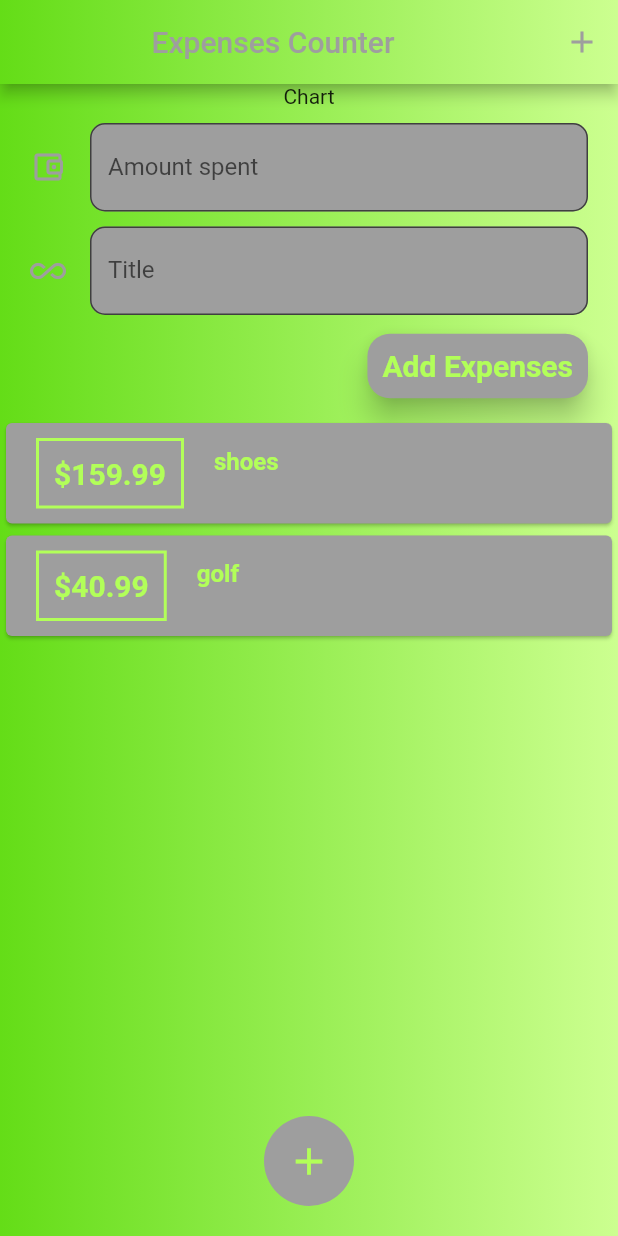
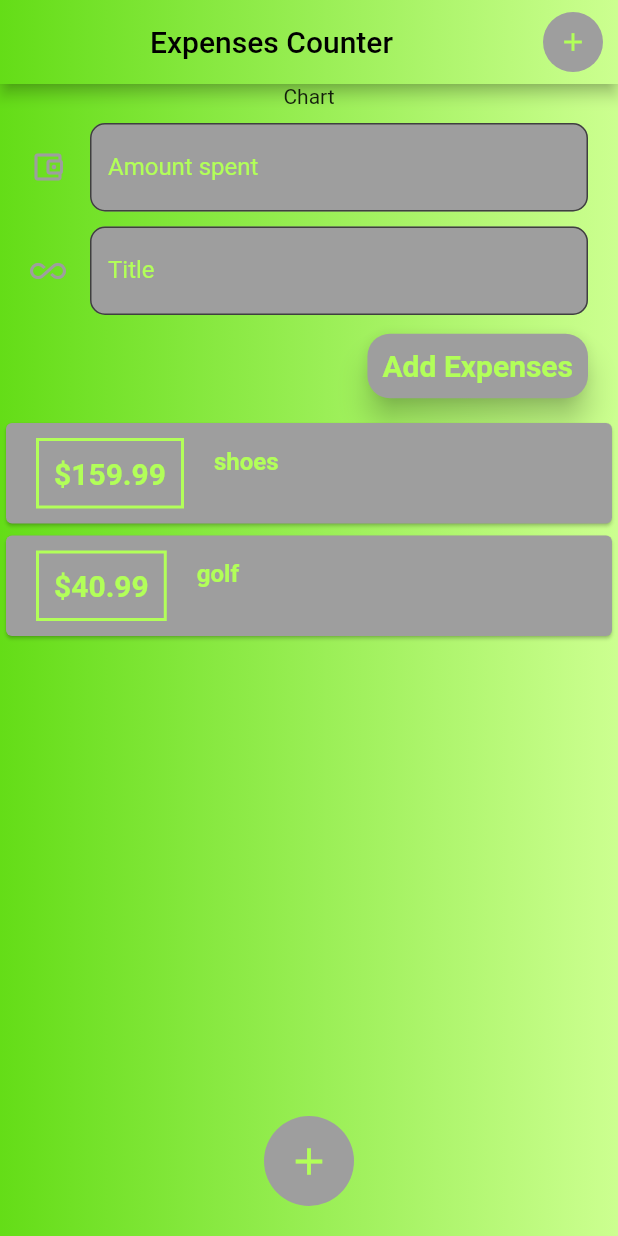
Before and after one commit to budda24/counting_expenses, a Flutter app: the screen it shows after launch, on a phone screen of 412 x 824 dp. Run offline on Flutter 3.47's test engine with Material 2 defaults, Android fonts, the phone set to English and light mode, and no system bars.

Commit message:
refactor: moved logic to main

```diff
--- a/lib/const/const.dart
+++ b/lib/const/const.dart
@@ -7,3 +7,14 @@ const kWhiteColor = Colors.white;
 
 const kTextTitle = TextStyle(fontSize: 20, fontWeight: FontWeight.bold);
 const kMainMargin = EdgeInsets.symmetric(vertical: 10, horizontal: 20);
+
+const kBoxLinearGradient = BoxDecoration(
+    gradient: LinearGradient(
+        colors: [
+          const Color(0xFF64DD17),
+          const Color(0xFFCCFF90),
+        ],
+        begin: const FractionalOffset(0.0, 0.0),
+        end: const FractionalOffset(1.0, 0.0),
+        stops: [0.0, 1.0],
+        tileMode: TileMode.clamp));
--- a/lib/main.dart
+++ b/lib/main.dart
@@ -1,8 +1,10 @@
 import 'package:flutter/material.dart';
 import 'package:flutter_complete_guide/const/const.dart';
+import 'package:flutter_complete_guide/widgets/transaction_list.dart';
 
 import 'models/transaction.dart';
 import 'models/user_transaction.dart';
+import 'new_transaction.dart';
 
 void main() => runApp(MyApp());
 
@@ -10,7 +12,7 @@ class MyApp extends StatelessWidget {
   @override
   Widget build(BuildContext context) {
     return MaterialApp(
-      title: 'Flutter App',
+      title: 'Expenses Counter',
       home: MyHomePage(),
     );
   }
@@ -22,41 +24,34 @@ class MyHomePage extends StatefulWidget {
 }
 
 class _MyHomePageState extends State<MyHomePage> {
+  /*List whitch will be passed to the transaction list constructor*/
+  static final List<Transaction> _listTransactions = [
+    Transaction(amount: 159.99, date: DateTime.now(), id: 't1', title: 'shoes'),
+    Transaction(amount: 40.99, date: DateTime.now(), id: 't2', title: 'golf')
+  ];
+
+  /*to lift stateUp From new_transaction*/
+  void _addNewTransaction(String txTitle, double txAmount) {
+    var tmpTx = Transaction(
+        amount: txAmount, title: txTitle, date: DateTime.now(), id: 't1');
+    setState(() {
+      _listTransactions.add(tmpTx);
+    });
+  }
+
   @override
   Widget build(BuildContext context) {
     return Container(
-      decoration: BoxDecoration(
-        gradient: LinearGradient(
-            colors: [
-              const Color(0xFF64DD17),
-              const Color(0xFFCCFF90),
-            ],
-            begin: const FractionalOffset(0.0, 0.0),
-            end: const FractionalOffset(1.0, 0.0),
-            stops: [0.0, 1.0],
-            tileMode: TileMode.clamp),
-      ),
+      decoration: kBoxLinearGradient,
       child: Scaffold(
         appBar: AppBar(
-          flexibleSpace: Container(
-            decoration: BoxDecoration(
-              gradient: LinearGradient(
-                  colors: [
-                    const Color(0xFF64DD17),
-                    const Color(0xFFCCFF90),
-                  ],
-                  begin: const FractionalOffset(0.0, 0.0),
-                  end: const FractionalOffset(1.0, 0.0),
-                  stops: [0.0, 1.0],
-                  tileMode: TileMode.clamp),
-            ),
-          ),
+          flexibleSpace: Container(decoration: kBoxLinearGradient),
           actions: [
-            IconButton(
-              onPressed: () {},
-              icon: Icon(
-                Icons.add,
-                color: kGreColor,
+            Container(
+              margin: EdgeInsets.only(right: 10),
+              child: IconPlusButton(
+                callBack: () {},
+                iconSize: 20,
               ),
             )
           ],
@@ -64,7 +59,7 @@ class _MyHomePageState extends State<MyHomePage> {
             child: Text(
               'Expenses Counter',
               style: TextStyle(
-                color: kGreColor,
+                color: Colors.black,
               ),
             ),
           ),
@@ -75,24 +70,16 @@ class _MyHomePageState extends State<MyHomePage> {
             crossAxisAlignment: CrossAxisAlignment.center,
             children: [
               Text('Chart'),
-              UserTransaction(),
+              NewTransaction(getTransactionList: _addNewTransaction),
+              TransactionList(
+                listTransactions: _listTransactions,
+              ),
             ],
           ),
         ),
         floatingActionButton: Container(
           margin: EdgeInsets.only(bottom: 20),
-          child: CircleAvatar(
-            radius: 30,
-            backgroundColor: kGreColor,
-            child: IconButton(
-              color: kMainColor,
-              iconSize: 30,
-              onPressed: () {},
-              icon: Icon(
-                Icons.add,
-              ),
-            ),
-          ),
+          child: IconPlusButton(callBack: (){},iconSize: 30,),
         ),
         floatingActionButtonLocation: FloatingActionButtonLocation.centerDocked,
         backgroundColor: Colors.transparent,
@@ -100,3 +87,25 @@ class _MyHomePageState extends State<MyHomePage> {
     );
   }
 }
+
+class IconPlusButton extends StatelessWidget {
+  const IconPlusButton({Key? key, required this.callBack, this.iconSize = 15}) :  super(key: key) ;
+  final Function callBack;
+  final double iconSize;
+
+  @override
+  Widget build(BuildContext context) {
+    return CircleAvatar(
+      radius: iconSize,
+      backgroundColor: kGreColor,
+      child: IconButton(
+        color: kMainColor,
+        iconSize: iconSize,
+        onPressed: () {},
+        icon: Icon(
+          Icons.add,
+        ),
+      ),
+    );
+  }
+}
--- a/lib/models/user_transaction.dart
+++ /dev/null
@@ -1,43 +0,0 @@
-import 'package:flutter/material.dart';
-import 'package:flutter_complete_guide/models/transaction.dart';
-import 'package:flutter_complete_guide/widgets/transaction_list.dart';
-
-import '../new_transaction.dart';
-
-class UserTransaction extends StatefulWidget {
-  const UserTransaction({Key? key}) : super(key: key);
-
-  @override
-  State<UserTransaction> createState() => _UserTransactionState();
-}
-
-class _UserTransactionState extends State<UserTransaction> {
-  static int id = 0;
-
-  /*List whitch will be passed to the transaction list constructor*/
-  static final List<Transaction> _listTransactions = [
-    Transaction(amount: 159.99, date: DateTime.now(), id: 't1', title: 'shoes'),
-    Transaction(amount: 40.99, date: DateTime.now(), id: 't2', title: 'golf')
-  ];
-
-  /*to lift stateUp From new_transaction*/
-  void _addNewTransaction(String txTitle, double txAmount) {
-    var tmpTx = Transaction(
-        amount: txAmount, title: txTitle, date: DateTime.now(), id: 't1');
-    setState(() {
-      _listTransactions.add(tmpTx);
-    });
-  }
-
-  @override
-  Widget build(BuildContext context) {
-    return Column(
-      children: [
-        NewTransaction(getTransactionList: _addNewTransaction),
-        TransactionList(
-          listTransactions: _listTransactions,
-        ),
-      ],
-    );
-  }
-}
--- a/lib/new_transaction.dart
+++ b/lib/new_transaction.dart
@@ -49,7 +49,10 @@ class NewTransaction extends StatelessWidget {
                 Icons.account_balance_wallet_outlined,
                 color: kGreColor,
               ),
-              label: Text('Amount spent'),
+              label: Text(
+                'Amount spent',
+                style: TextStyle(color: kMainColor),
+              ),
             ),
           ),
           SizedBox(
@@ -68,7 +71,10 @@ class NewTransaction extends StatelessWidget {
                 Icons.all_inclusive_outlined,
                 color: kGreColor,
               ),
-              label: Text('Title'),
+              label: Text(
+                'Title',
+                style: TextStyle(color: kMainColor),
+              ),
             ),
           ),
           SizedBox(
```
